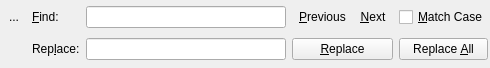
Old version of the form marave/searchreplwidget.ui in the repository xMoad/marave.
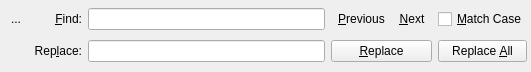
New version of the form. Icons and pictures are not drawn.

```diff
--- a/marave/searchreplwidget.ui
+++ b/marave/searchreplwidget.ui
@@ -6,8 +6,8 @@
    <rect>
     <x>0</x>
     <y>0</y>
-    <width>487</width>
-    <height>68</height>
+    <width>531</width>
+    <height>72</height>
    </rect>
   </property>
   <property name="windowTitle">
@@ -15,7 +15,7 @@
   </property>
   <layout class="QGridLayout" name="gridLayout">
    <property name="margin">
-    <number>2</number>
+    <number>4</number>
    </property>
    <item row="0" column="0">
     <widget class="QToolButton" name="close">
@@ -39,6 +39,9 @@
      <property name="text">
       <string>&amp;Find:</string>
      </property>
+     <property name="alignment">
+      <set>Qt::AlignRight|Qt::AlignTrailing|Qt::AlignVCenter</set>
+     </property>
      <property name="buddy">
       <cstring>text</cstring>
      </property>
@@ -107,6 +110,9 @@
      <property name="text">
       <string>Rep&amp;lace:</string>
      </property>
+     <property name="alignment">
+      <set>Qt::AlignRight|Qt::AlignTrailing|Qt::AlignVCenter</set>
+     </property>
      <property name="buddy">
       <cstring>lineEdit</cstring>
      </property>
```
